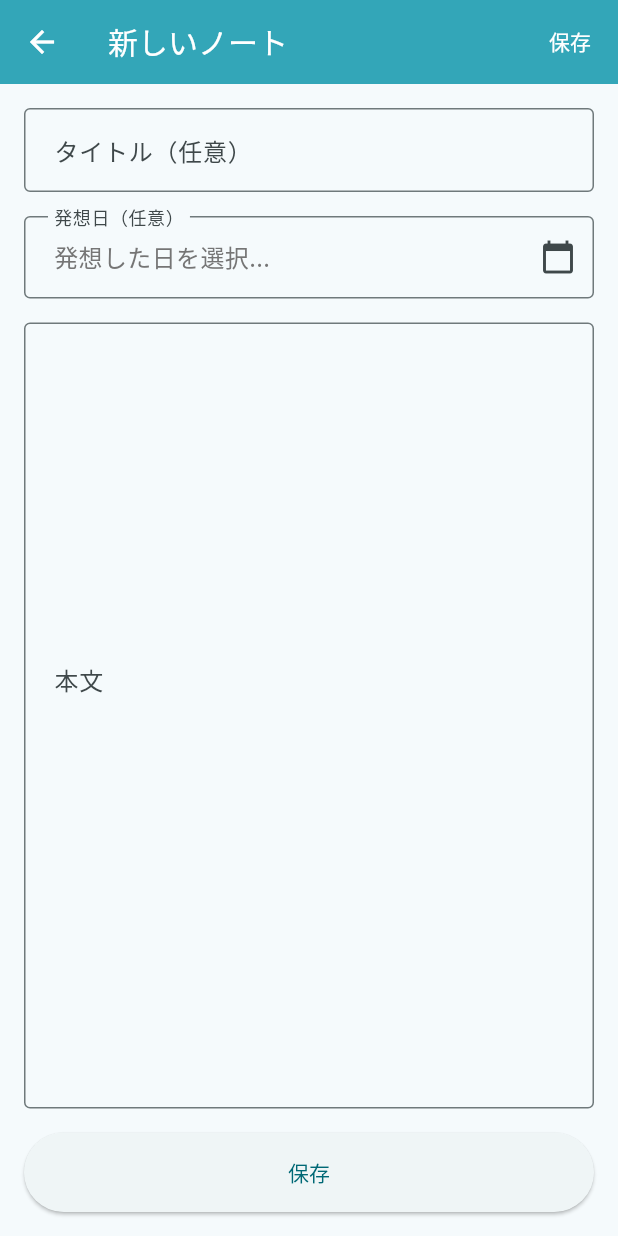
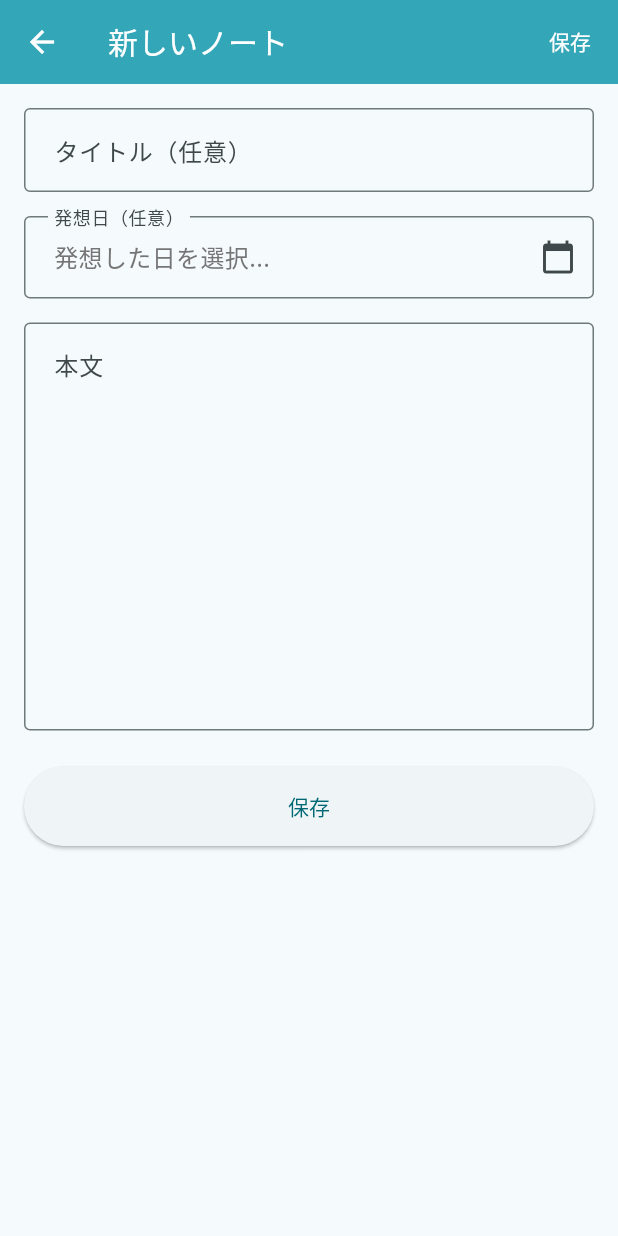
Before and after one commit to itezora-nonoha/logicket, a Flutter app: the NoteEditorScreen screen opened directly, on a phone screen of 412 x 824 dp. Run offline on Flutter 3.47's test engine with Material 3 defaults, Android fonts, the phone set to English and light mode, and no system bars; our stand-ins replace cloud_firestore, firebase_auth, firebase_core, flutter_markdown; accounts and stored records are empty.

Commit message:
fix Android端末でノートを編集したときのカーソルずれ修正トライ

```diff
--- a/lib/screens/note_editor_screen.dart
+++ b/lib/screens/note_editor_screen.dart
@@ -42,6 +42,7 @@ class _NoteEditorScreenState extends State<NoteEditorScreen> {
   @override
   Widget build(BuildContext context) {
     return Scaffold(
+      resizeToAvoidBottomInset: true, // キーボード表示時のリサイズを有効化
       appBar: AppBar(
         title: Text(
           widget.note == null ? '新しいノート' : 'ノートを編集',
@@ -72,8 +73,18 @@ class _NoteEditorScreenState extends State<NoteEditorScreen> {
             ),
         ],
       ),
-      body: Padding(
+      body: SafeArea(
+        child: Padding(
           padding: const EdgeInsets.all(16),
+          child: SingleChildScrollView(
+            child: ConstrainedBox(
+              constraints: BoxConstraints(
+                minHeight: MediaQuery.of(context).size.height -
+                    MediaQuery.of(context).padding.top -
+                    kToolbarHeight -
+                    32, // padding
+              ),
+              child: IntrinsicHeight(
                 child: Column(
                   children: [
                     if (widget.insertAfterOrder != null)
@@ -161,16 +172,28 @@ class _NoteEditorScreenState extends State<NoteEditorScreen> {
                     const SizedBox(height: 16),
 
                     // 本文入力欄
-            Expanded(
+                    Flexible(
+                      child: Container(
+                        constraints: BoxConstraints(
+                          minHeight: 200,
+                          maxHeight: MediaQuery.of(context).size.height * 0.6,
+                        ),
                         child: TextField(
                           controller: _contentController,
                           maxLines: null,
-                expands: true,
+                          minLines: 10,
                           autocorrect: false,
                           enableSuggestions: false,
+                          enableInteractiveSelection: true,
                           keyboardType: TextInputType.multiline,
                           textInputAction: TextInputAction.newline,
                           textCapitalization: TextCapitalization.none,
+                          scrollPadding: const EdgeInsets.only(bottom: 120), // キーボード用余白
+                          smartDashesType: SmartDashesType.disabled,
+                          smartQuotesType: SmartQuotesType.disabled,
+                          showCursor: true,
+                          cursorWidth: 2.0,
+                          cursorRadius: const Radius.circular(2.0),
                           decoration: const InputDecoration(
                             labelText: '本文',
                             hintText: 'マークダウンでノートを書いてください...\n\n[[ノートID]] でリンクを作成できます',
@@ -187,7 +210,10 @@ class _NoteEditorScreenState extends State<NoteEditorScreen> {
                           ),
                         ),
                       ),
-            const SizedBox(height: 16),
+                    ),
+                    const SizedBox(height: 24),
+                    // キーボードが表示されていない時のみ保存ボタンを表示
+                    if (MediaQuery.of(context).viewInsets.bottom == 0)
                       SizedBox(
                         width: double.infinity,
                         child: ElevatedButton(
@@ -202,6 +228,31 @@ class _NoteEditorScreenState extends State<NoteEditorScreen> {
                   ],
                 ),
               ),
+            ),
+          ),
+        ),
+      ),
+      // キーボード表示時のフローティング保存ボタン
+      floatingActionButton: MediaQuery.of(context).viewInsets.bottom > 0
+          ? FloatingActionButton.extended(
+              onPressed: _isLoading ? null : _saveNote,
+              icon: _isLoading
+                  ? const SizedBox(
+                      width: 20,
+                      height: 20,
+                      child: CircularProgressIndicator(
+                        strokeWidth: 2,
+                        color: Colors.white,
+                      ),
+                    )
+                  : const Icon(Icons.save),
+              label: Text(
+                _isLoading ? '保存中' : '保存',
+                style: const TextStyle(fontFamily: 'NotoSansJP'),
+              ),
+            )
+          : null,
+      floatingActionButtonLocation: FloatingActionButtonLocation.endFloat,
     );
   }
 
```
Lines whose indentation alone changed are shown as unchanged.
